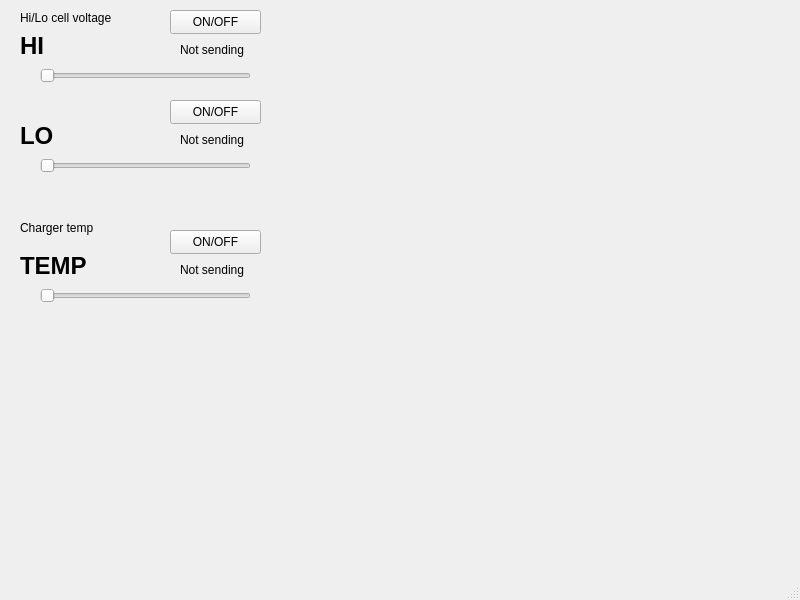
Qt form mainwindow.ui (JakobGerjolj/qApiShipSimulator) before a commit.
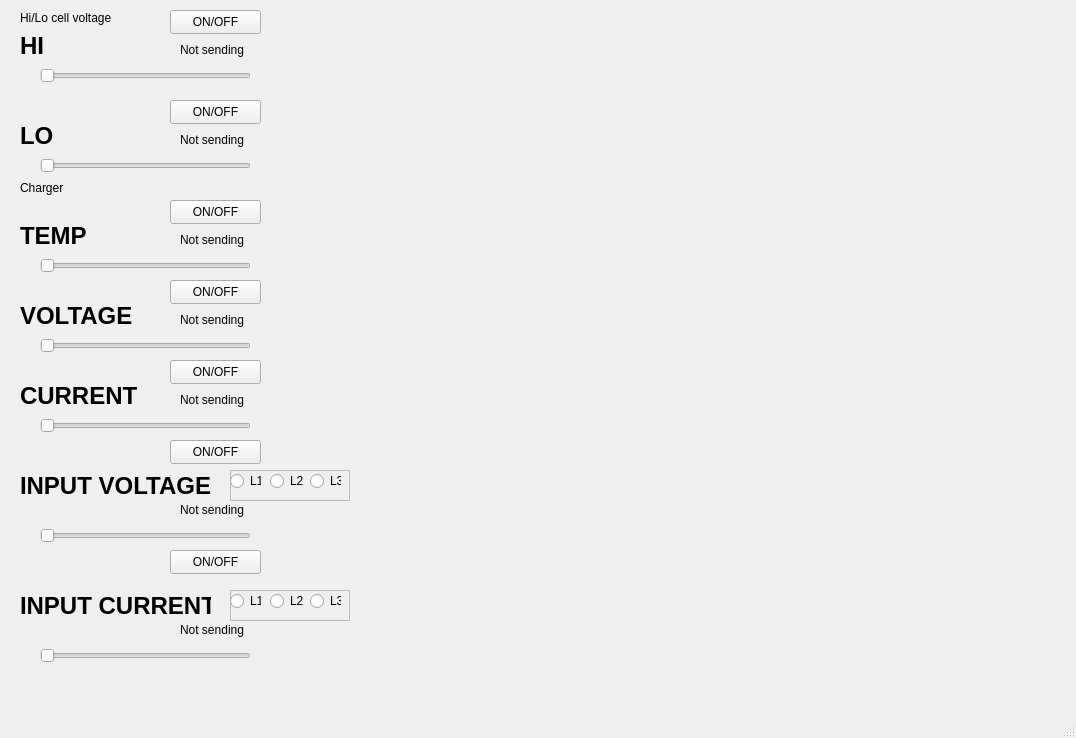
The same form after that commit.

Commit message: Added charger input current

Patch:
```diff
--- a/mainwindow.ui
+++ b/mainwindow.ui
@@ -6,8 +6,8 @@
    <rect>
     <x>0</x>
     <y>0</y>
-    <width>800</width>
-    <height>600</height>
+    <width>1076</width>
+    <height>738</height>
    </rect>
   </property>
   <property name="windowTitle">
@@ -153,7 +153,7 @@
     <property name="geometry">
      <rect>
       <x>180</x>
-      <y>260</y>
+      <y>230</y>
       <width>151</width>
       <height>20</height>
      </rect>
@@ -166,7 +166,7 @@
     <property name="geometry">
      <rect>
       <x>20</x>
-      <y>250</y>
+      <y>220</y>
       <width>151</width>
       <height>31</height>
      </rect>
@@ -185,7 +185,7 @@
     <property name="geometry">
      <rect>
       <x>170</x>
-      <y>230</y>
+      <y>200</y>
       <width>91</width>
       <height>24</height>
      </rect>
@@ -198,7 +198,7 @@
     <property name="geometry">
      <rect>
       <x>40</x>
-      <y>280</y>
+      <y>250</y>
       <width>211</width>
       <height>31</height>
      </rect>
@@ -214,13 +214,367 @@
     <property name="geometry">
      <rect>
       <x>20</x>
-      <y>220</y>
+      <y>180</y>
       <width>141</width>
       <height>16</height>
      </rect>
     </property>
     <property name="text">
-     <string>Charger temp</string>
+     <string>Charger</string>
+    </property>
+   </widget>
+   <widget class="QLabel" name="label_37">
+    <property name="geometry">
+     <rect>
+      <x>20</x>
+      <y>300</y>
+      <width>151</width>
+      <height>31</height>
+     </rect>
+    </property>
+    <property name="font">
+     <font>
+      <pointsize>18</pointsize>
+      <bold>true</bold>
+     </font>
+    </property>
+    <property name="text">
+     <string>VOLTAGE</string>
+    </property>
+   </widget>
+   <widget class="QSlider" name="speedSlider_19">
+    <property name="geometry">
+     <rect>
+      <x>40</x>
+      <y>330</y>
+      <width>211</width>
+      <height>31</height>
+     </rect>
+    </property>
+    <property name="maximum">
+     <number>2000</number>
+    </property>
+    <property name="orientation">
+     <enum>Qt::Horizontal</enum>
+    </property>
+   </widget>
+   <widget class="QLabel" name="PortBatInfoLabel_5">
+    <property name="geometry">
+     <rect>
+      <x>180</x>
+      <y>310</y>
+      <width>151</width>
+      <height>20</height>
+     </rect>
+    </property>
+    <property name="text">
+     <string>Not sending</string>
+    </property>
+   </widget>
+   <widget class="QPushButton" name="pushButton_14">
+    <property name="geometry">
+     <rect>
+      <x>170</x>
+      <y>280</y>
+      <width>91</width>
+      <height>24</height>
+     </rect>
+    </property>
+    <property name="text">
+     <string>ON/OFF</string>
+    </property>
+   </widget>
+   <widget class="QPushButton" name="pushButton_15">
+    <property name="geometry">
+     <rect>
+      <x>170</x>
+      <y>360</y>
+      <width>91</width>
+      <height>24</height>
+     </rect>
+    </property>
+    <property name="text">
+     <string>ON/OFF</string>
+    </property>
+   </widget>
+   <widget class="QSlider" name="speedSlider_20">
+    <property name="geometry">
+     <rect>
+      <x>40</x>
+      <y>410</y>
+      <width>211</width>
+      <height>31</height>
+     </rect>
+    </property>
+    <property name="maximum">
+     <number>2000</number>
+    </property>
+    <property name="orientation">
+     <enum>Qt::Horizontal</enum>
+    </property>
+   </widget>
+   <widget class="QLabel" name="label_38">
+    <property name="geometry">
+     <rect>
+      <x>20</x>
+      <y>380</y>
+      <width>151</width>
+      <height>31</height>
+     </rect>
+    </property>
+    <property name="font">
+     <font>
+      <pointsize>18</pointsize>
+      <bold>true</bold>
+     </font>
+    </property>
+    <property name="text">
+     <string>CURRENT</string>
+    </property>
+   </widget>
+   <widget class="QLabel" name="PortBatInfoLabel_6">
+    <property name="geometry">
+     <rect>
+      <x>180</x>
+      <y>390</y>
+      <width>151</width>
+      <height>20</height>
+     </rect>
+    </property>
+    <property name="text">
+     <string>Not sending</string>
+    </property>
+   </widget>
+   <widget class="QSlider" name="speedSlider_21">
+    <property name="geometry">
+     <rect>
+      <x>40</x>
+      <y>520</y>
+      <width>211</width>
+      <height>31</height>
+     </rect>
+    </property>
+    <property name="maximum">
+     <number>2000</number>
+    </property>
+    <property name="orientation">
+     <enum>Qt::Horizontal</enum>
+    </property>
+   </widget>
+   <widget class="QLabel" name="label_39">
+    <property name="geometry">
+     <rect>
+      <x>20</x>
+      <y>470</y>
+      <width>191</width>
+      <height>31</height>
+     </rect>
+    </property>
+    <property name="font">
+     <font>
+      <pointsize>18</pointsize>
+      <bold>true</bold>
+     </font>
+    </property>
+    <property name="text">
+     <string>INPUT VOLTAGE</string>
+    </property>
+   </widget>
+   <widget class="QLabel" name="PortBatInfoLabel_7">
+    <property name="geometry">
+     <rect>
+      <x>180</x>
+      <y>500</y>
+      <width>151</width>
+      <height>20</height>
+     </rect>
+    </property>
+    <property name="text">
+     <string>Not sending</string>
+    </property>
+   </widget>
+   <widget class="QPushButton" name="pushButton_16">
+    <property name="geometry">
+     <rect>
+      <x>170</x>
+      <y>440</y>
+      <width>91</width>
+      <height>24</height>
+     </rect>
+    </property>
+    <property name="text">
+     <string>ON/OFF</string>
+    </property>
+   </widget>
+   <widget class="QFrame" name="frame">
+    <property name="geometry">
+     <rect>
+      <x>230</x>
+      <y>470</y>
+      <width>120</width>
+      <height>31</height>
+     </rect>
+    </property>
+    <property name="frameShape">
+     <enum>QFrame::StyledPanel</enum>
+    </property>
+    <property name="frameShadow">
+     <enum>QFrame::Raised</enum>
+    </property>
+    <widget class="QRadioButton" name="radioButton">
+     <property name="geometry">
+      <rect>
+       <x>0</x>
+       <y>0</y>
+       <width>31</width>
+       <height>22</height>
+      </rect>
+     </property>
+     <property name="text">
+      <string>L1</string>
+     </property>
+    </widget>
+    <widget class="QRadioButton" name="radioButton_3">
+     <property name="geometry">
+      <rect>
+       <x>80</x>
+       <y>0</y>
+       <width>31</width>
+       <height>22</height>
+      </rect>
+     </property>
+     <property name="text">
+      <string>L3</string>
+     </property>
+    </widget>
+    <widget class="QRadioButton" name="radioButton_2">
+     <property name="geometry">
+      <rect>
+       <x>40</x>
+       <y>0</y>
+       <width>41</width>
+       <height>22</height>
+      </rect>
+     </property>
+     <property name="text">
+      <string>L2</string>
+     </property>
+    </widget>
+   </widget>
+   <widget class="QFrame" name="frame_2">
+    <property name="geometry">
+     <rect>
+      <x>230</x>
+      <y>590</y>
+      <width>120</width>
+      <height>31</height>
+     </rect>
+    </property>
+    <property name="frameShape">
+     <enum>QFrame::StyledPanel</enum>
+    </property>
+    <property name="frameShadow">
+     <enum>QFrame::Raised</enum>
+    </property>
+    <widget class="QRadioButton" name="radioButton_4">
+     <property name="geometry">
+      <rect>
+       <x>0</x>
+       <y>0</y>
+       <width>31</width>
+       <height>22</height>
+      </rect>
+     </property>
+     <property name="text">
+      <string>L1</string>
+     </property>
+    </widget>
+    <widget class="QRadioButton" name="radioButton_5">
+     <property name="geometry">
+      <rect>
+       <x>80</x>
+       <y>0</y>
+       <width>31</width>
+       <height>22</height>
+      </rect>
+     </property>
+     <property name="text">
+      <string>L3</string>
+     </property>
+    </widget>
+    <widget class="QRadioButton" name="radioButton_6">
+     <property name="geometry">
+      <rect>
+       <x>40</x>
+       <y>0</y>
+       <width>41</width>
+       <height>22</height>
+      </rect>
+     </property>
+     <property name="text">
+      <string>L2</string>
+     </property>
+    </widget>
+   </widget>
+   <widget class="QSlider" name="speedSlider_22">
+    <property name="geometry">
+     <rect>
+      <x>40</x>
+      <y>640</y>
+      <width>211</width>
+      <height>31</height>
+     </rect>
+    </property>
+    <property name="maximum">
+     <number>2000</number>
+    </property>
+    <property name="orientation">
+     <enum>Qt::Horizontal</enum>
+    </property>
+   </widget>
+   <widget class="QLabel" name="PortBatInfoLabel_8">
+    <property name="geometry">
+     <rect>
+      <x>180</x>
+      <y>620</y>
+      <width>151</width>
+      <height>20</height>
+     </rect>
+    </property>
+    <property name="text">
+     <string>Not sending</string>
+    </property>
+   </widget>
+   <widget class="QLabel" name="label_40">
+    <property name="geometry">
+     <rect>
+      <x>20</x>
+      <y>590</y>
+      <width>191</width>
+      <height>31</height>
+     </rect>
+    </property>
+    <property name="font">
+     <font>
+      <pointsize>18</pointsize>
+      <bold>true</bold>
+     </font>
+    </property>
+    <property name="text">
+     <string>INPUT CURRENT</string>
+    </property>
+   </widget>
+   <widget class="QPushButton" name="pushButton_17">
+    <property name="geometry">
+     <rect>
+      <x>170</x>
+      <y>550</y>
+      <width>91</width>
+      <height>24</height>
+     </rect>
+    </property>
+    <property name="text">
+     <string>ON/OFF</string>
     </property>
    </widget>
   </widget>
```
Left out of the diff: 2 changed lines with no effect on the pictures. The commit also changes 4 other files.
